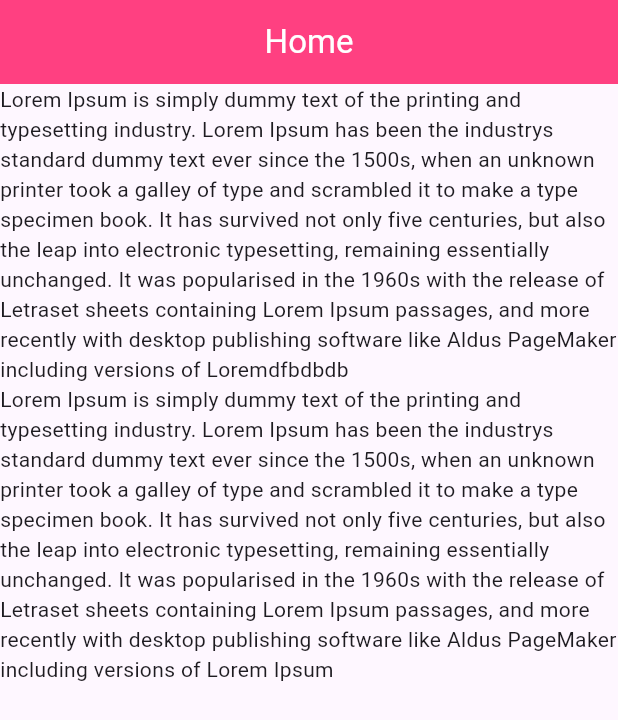
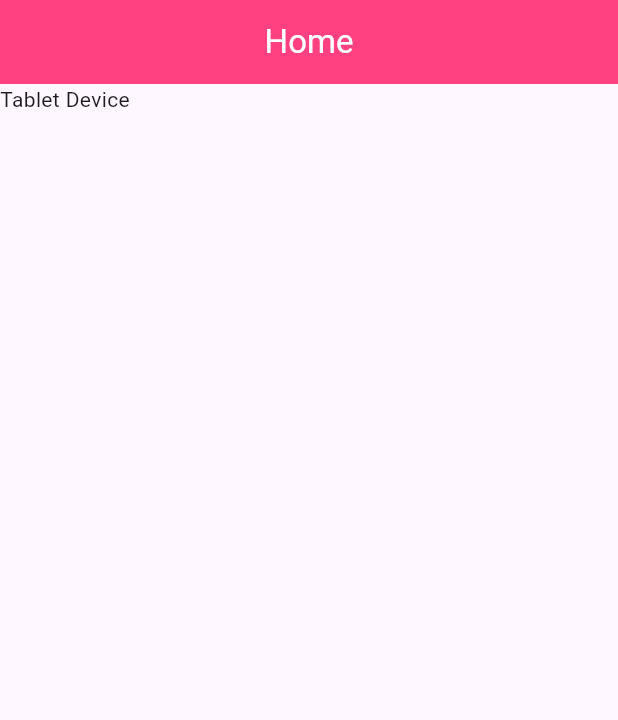
Before and after one commit to BappyGuria/myapps, a Flutter app: the screen it shows after launch, on a phone screen of 412 x 824 dp. Shown: the top 720 px of the screen. Run offline on Flutter 3.47's test engine with Material 3 defaults, Android fonts, the phone set to English and light mode, and no system bars.

Commit message:
LayoutBuilder

```diff
--- a/lib/main.dart
+++ b/lib/main.dart
@@ -33,19 +33,16 @@ class HomeScreen extends StatelessWidget {
           foregroundColor: Colors.white,
           centerTitle: true,
         ),
-        body: const Column(
-          children: [
-            Wrap(
-
-              children: [
-                Text(
-                    'Lorem Ipsum is simply dummy text of the printing and typesetting industry. Lorem Ipsum has been the industrys standard dummy text ever since the 1500s, when an unknown printer took a galley of type and scrambled it to make a type specimen book. It has survived not only five centuries, but also the leap into electronic typesetting, remaining essentially unchanged. It was popularised in the 1960s with the release of Letraset sheets containing Lorem Ipsum passages, and more recently with desktop publishing software like Aldus PageMaker including versions of Loremdfbdbdb'),
-                Text(
-                    'Lorem Ipsum is simply dummy text of the printing and typesetting industry. Lorem Ipsum has been the industrys standard dummy text ever since the 1500s, when an unknown printer took a galley of type and scrambled it to make a type specimen book. It has survived not only five centuries, but also the leap into electronic typesetting, remaining essentially unchanged. It was popularised in the 1960s with the release of Letraset sheets containing Lorem Ipsum passages, and more recently with desktop publishing software like Aldus PageMaker including versions of Lorem Ipsum')
-              ],
-            )
-          ],
-        ),
+        body: LayoutBuilder(builder: (BuildContext context, BoxConstraints constraints) {
+          if(constraints.maxWidth < 400){
+            return Text('Mobile Device');
+          }else if(constraints.maxWidth < 800){
+            return Text('Tablet Device');
+          }else if(constraints.maxWidth < 1000){
+            return Text('Laptop Device');
+          }
+          return Text('PC Device');
+        },)
       ),
     );
   }
```
